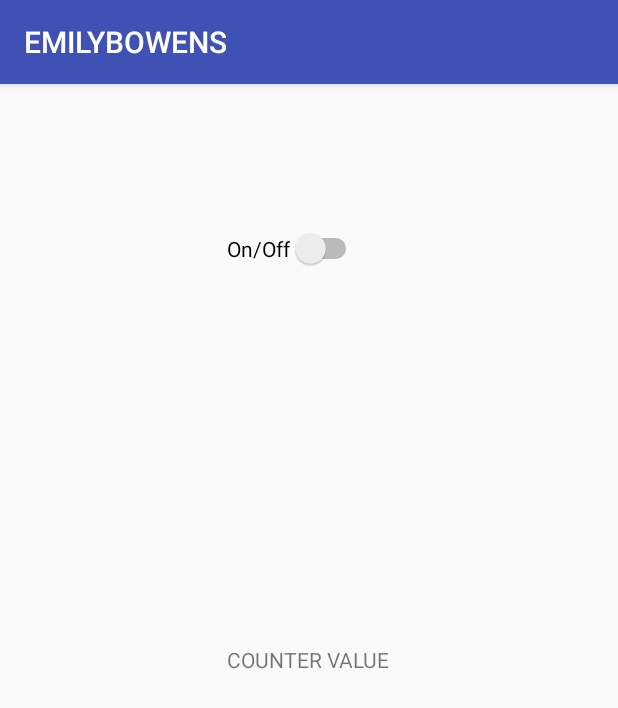
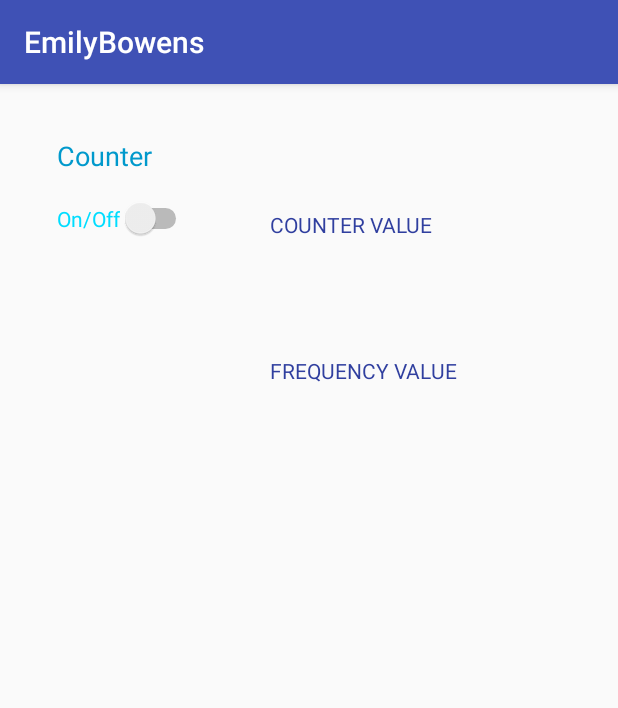
Before and after one commit to EmilyBowens/EmilyBowens, an Android app: the screen it shows after launch (MainActivity), on a phone screen of 412 x 824 dp. Shown: the top 708 px of the screen. Run offline under Robolectric (Android 15) with nearby library versions, the phone set to English and light mode, and no system bars; libraries missing offline, so code that uses them is left out: org.puredata.android, org.puredata.core; 11 statements that could not run were skipped.

Commit message:
Updates until it kept crashing

```diff
--- a/app/src/main/java/com/csis/lab04/MainActivity.java
+++ b/app/src/main/java/com/csis/lab04/MainActivity.java
@@ -39,6 +39,7 @@ public class MainActivity extends AppCompatActivity {
         Switch onOffSwitch = (Switch) findViewById(R.id.onOffSwitch);//declared the switch here pointing to id onOffSwitch
 
         myCounter = (TextView) findViewById(R.id.counter);
+        myCounter = (TextView) findViewById(R.id.fcounter);
 
         //Check to see if switch1 value changes
         onOffSwitch.setOnCheckedChangeListener(new CompoundButton.OnCheckedChangeListener() {
@@ -98,6 +99,9 @@ public class MainActivity extends AppCompatActivity {
         dispatcher.addListener("sendCounter", receiver1);
         PdBase.subscribe("sendCounter");
 
+        dispatcher.addListener("sendfCounter",receiver2);
+        PdBase.subscribe("sendfCounter");
+
     }
 
     private PdReceiver receiver1 = new PdReceiver() {
@@ -143,6 +147,45 @@ public class MainActivity extends AppCompatActivity {
             pdPost("symbol: " + symbol); } };
 
 
+
+
+    private PdReceiver receiver2 = new PdReceiver() {
+
+        private void pdPost(final String msg) {
+            Log.e("RECEIVED:", msg);
+            new Handler().post(new Runnable() {
+                @Override
+                public void run() {
+                }
+            });
+        }
+
+        @Override
+        public void print(String s) {
+            Log.i("PRINT",s);
+            Toast.makeText(getBaseContext(),s,Toast.LENGTH_LONG); }
+
+        @Override public void receiveBang(String source) { pdPost("bang"); }
+
+        @Override public void receiveFloat(String source, float x) {
+            pdPost("float: " + x);
+            if(source.equals("sendCounter")) { myCounter.setText(String.valueOf(x));
+            }
+        }
+
+        @Override public void receiveList(String source, Object... args) {
+            pdPost("list: " + Arrays.toString(args));
+        }
+
+        @Override public void receiveMessage(String source, String symbol, Object... args) {
+            pdPost("message: " + Arrays.toString(args));
+
+    } @Override public void receiveSymbol(String source, String symbol) {
+        pdPost("symbol: " + symbol); } };
+
+
+
+
     //<---THIS METHOD LOADS SPECIFIED PATCH NAME----->
     private void loadPDPatch(String patchName) throws IOException
     {
--- a/app/src/main/res/layout-xlarge/activity_main.xml
+++ b/app/src/main/res/layout-xlarge/activity_main.xml
@@ -11,24 +11,48 @@
     tools:context="com.csis.lab04.MainActivity">
 
 
+    <Switch
+        android:text="On/Off"
+        android:layout_width="wrap_content"
+        android:layout_height="wrap_content"
+        android:id="@+id/onOffSwitch"
+        android:layout_marginStart="121dp"
+        android:layout_alignParentTop="true"
+        android:layout_alignParentStart="true"
+        android:layout_marginTop="138dp" />
+
+    <TextView
+        android:text="Counter"
+        android:layout_width="wrap_content"
+        android:layout_height="wrap_content"
+        android:layout_marginBottom="45dp"
+        android:id="@+id/textView"
+        android:textStyle="normal|bold"
+        android:textSize="24sp"
+        android:textColorLink="@android:color/holo_orange_light"
+        android:textColor="@android:color/holo_green_light"
+        android:layout_above="@+id/counter"
+        android:layout_alignStart="@+id/onOffSwitch" />
+
+    <TextView
+        android:text="FREQUENCY VALUE"
+        android:layout_width="wrap_content"
+        android:layout_height="wrap_content"
+        android:layout_marginTop="59dp"
+        android:id="@+id/fcounter"
+        android:textColor="@android:color/holo_green_dark"
+        android:layout_below="@+id/onOffSwitch"
+        android:layout_alignStart="@+id/counter" />
+
     <TextView
         android:layout_width="wrap_content"
         android:layout_height="wrap_content"
         android:text="COUNTER VALUE"
         android:id="@+id/counter"
-        android:layout_marginEnd="180dp"
-        android:layout_below="@+id/onOffSwitch"
-        android:layout_alignParentEnd="true"
-        android:layout_marginTop="47dp" />
-
-    <Switch
-        android:text="On/Off"
-        android:layout_width="wrap_content"
-        android:layout_height="wrap_content"
-        android:layout_marginTop="168dp"
-        android:id="@+id/onOffSwitch"
-        android:layout_alignParentTop="true"
-        android:layout_toStartOf="@+id/counter"
-        android:layout_marginEnd="92dp" />
+        android:layout_marginEnd="184dp"
+        android:textColor="@android:color/holo_green_dark"
+        android:layout_alignBaseline="@+id/onOffSwitch"
+        android:layout_alignBottom="@+id/onOffSwitch"
+        android:layout_alignParentEnd="true" />
 
 </RelativeLayout>
--- a/app/src/main/res/layout/activity_main.xml
+++ b/app/src/main/res/layout/activity_main.xml
@@ -1,7 +1,6 @@
 <?xml version="1.0" encoding="utf-8"?>
 <RelativeLayout xmlns:android="http://schemas.android.com/apk/res/android"
     xmlns:tools="http://schemas.android.com/tools"
-    android:id="@+id/activity_main"
     android:layout_width="match_parent"
     android:layout_height="match_parent"
     android:paddingBottom="@dimen/activity_vertical_margin"
@@ -11,22 +10,46 @@
     tools:context="com.csis.lab04.MainActivity">
 
 
+    <Switch
+        android:text="On/Off"
+        android:layout_width="wrap_content"
+        android:layout_height="wrap_content"
+        android:layout_marginTop="60dp"
+        android:id="@+id/onOffSwitch"
+        android:layout_alignParentTop="true"
+        android:layout_alignParentStart="true"
+        android:layout_marginStart="22dp"
+        android:textColor="@android:color/holo_blue_bright" />
+
+    <TextView
+        android:text="Counter"
+        android:layout_width="wrap_content"
+        android:layout_height="wrap_content"
+        android:layout_alignParentTop="true"
+        android:layout_alignStart="@+id/onOffSwitch"
+        android:layout_marginTop="19dp"
+        android:id="@+id/textView3"
+        android:textColor="@android:color/holo_blue_dark"
+        android:textSize="18sp" />
 
     <TextView
         android:layout_width="wrap_content"
         android:layout_height="wrap_content"
         android:text="COUNTER VALUE"
         android:id="@+id/counter"
-        android:layout_centerVertical="true"
-        android:layout_centerHorizontal="true" />
+        android:textColor="@color/colorPrimaryDark"
+        android:layout_alignBottom="@+id/onOffSwitch"
+        android:layout_toEndOf="@+id/onOffSwitch"
+        android:layout_marginStart="52dp" />
 
-    <Switch
-        android:text="On/Off"
+    <TextView
+        android:text="FREQUENCY VALUE"
         android:layout_width="wrap_content"
         android:layout_height="wrap_content"
-        android:layout_alignParentTop="true"
-        android:layout_alignStart="@+id/counter"
-        android:layout_marginTop="80dp"
-        android:id="@+id/onOffSwitch" />
+        android:layout_marginTop="78dp"
+        android:id="@+id/textView2"
+        android:textColor="@color/colorPrimaryDark"
+        android:layout_below="@+id/counter"
+        android:layout_alignStart="@+id/counter" />
 
 </RelativeLayout>
--- a/app/src/main/res/values/colors.xml
+++ b/app/src/main/res/values/colors.xml
@@ -1,6 +1,6 @@
 <?xml version="1.0" encoding="utf-8"?>
 <resources>
     <color name="colorPrimary">#3F51B5</color>
-    <color name="colorPrimaryDark">#303F9F</color>
+    <color name="colorPrimaryDark">#303f9f</color>
     <color name="colorAccent">#FF4081</color>
 </resources>
--- a/app/src/main/res/values/strings.xml
+++ b/app/src/main/res/values/strings.xml
@@ -1,3 +1,3 @@
 <resources>
-    <string name="app_name">EMILYBOWENS</string>
+    <string name="app_name">EmilyBowens</string>
 </resources>
```
Also changed, not shown: 2 other files.
